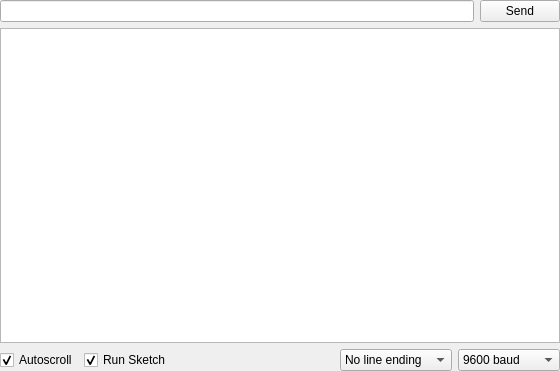
Qt form serialmonitorwidget.ui (Phoenard/Phoenard-Toolkit) before a commit.
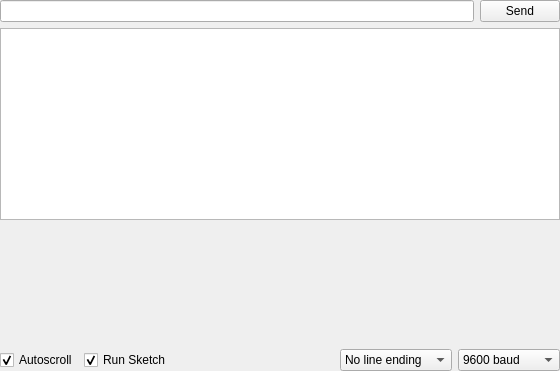
The same form after that commit. Custom widgets are drawn as their Qt base class.

Patch:
```diff
--- a/serialmonitorwidget.ui
+++ b/serialmonitorwidget.ui
@@ -48,11 +48,27 @@
    </item>
    <item>
     <widget class="QPlainTextEdit" name="outputText">
+     <property name="sizePolicy">
+      <sizepolicy hsizetype="Expanding" vsizetype="Expanding">
+       <horstretch>0</horstretch>
+       <verstretch>0</verstretch>
+      </sizepolicy>
+     </property>
      <property name="readOnly">
       <bool>true</bool>
      </property>
     </widget>
    </item>
+   <item>
+    <widget class="ImageEditor" name="outputImage" native="true">
+     <property name="sizePolicy">
+      <sizepolicy hsizetype="Preferred" vsizetype="Expanding">
+       <horstretch>0</horstretch>
+       <verstretch>0</verstretch>
+      </sizepolicy>
+     </property>
+    </widget>
+   </item>
    <item>
     <layout class="QHBoxLayout" name="horizontalLayout_10">
      <property name="topMargin">
@@ -182,6 +198,14 @@
    </item>
   </layout>
  </widget>
+ <customwidgets>
+  <customwidget>
+   <class>ImageEditor</class>
+   <extends>QWidget</extends>
+   <header>imageeditor.h</header>
+   <container>1</container>
+  </customwidget>
+ </customwidgets>
  <resources/>
  <connections/>
 </ui>
```
